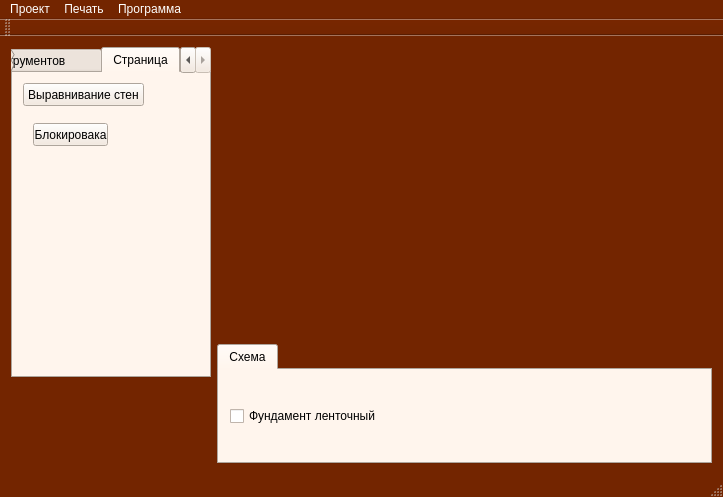
Above: untitled/mainwindow.ui from Constantine1991/wall before the change. Below: the same form after it.
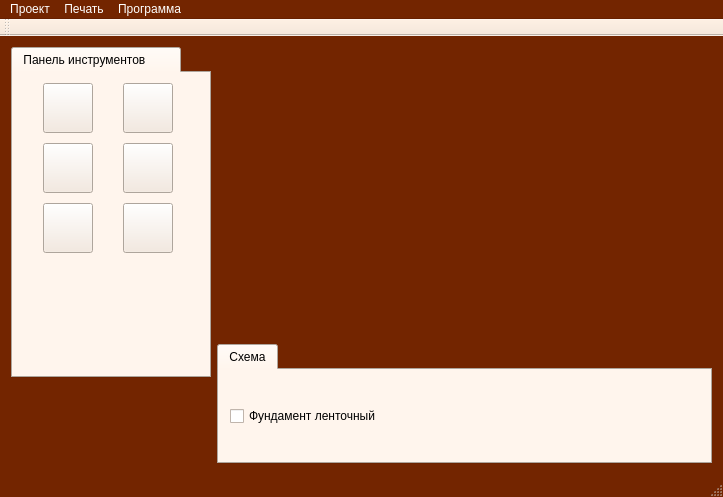
That is the form after the change. Icons and pictures are not drawn. Custom widgets are drawn as their Qt base class.

Commit message: Созданно автоматическое выравнивание неизвестных элементов, восстанновленна отрисовка и сохранение декораций

Diff of the .ui file:
```diff
--- a/untitled/mainwindow.ui
+++ b/untitled/mainwindow.ui
@@ -872,7 +872,7 @@
          </palette>
         </property>
         <property name="currentIndex">
-         <number>1</number>
+         <number>0</number>
         </property>
         <property name="tabsClosable">
          <bool>false</bool>
@@ -984,46 +984,6 @@
           </property>
          </widget>
         </widget>
-        <widget class="QWidget" name="tab_3">
-         <attribute name="title">
-          <string>Страница</string>
-         </attribute>
-         <widget class="QPushButton" name="pushButton_6">
-          <property name="geometry">
-           <rect>
-            <x>10</x>
-            <y>10</y>
-            <width>121</width>
-            <height>23</height>
-           </rect>
-          </property>
-          <property name="text">
-           <string>Выравнивание стен</string>
-          </property>
-         </widget>
-         <widget class="QPushButton" name="pushButton_7">
-          <property name="geometry">
-           <rect>
-            <x>20</x>
-            <y>50</y>
-            <width>75</width>
-            <height>23</height>
-           </rect>
-          </property>
-          <property name="text">
-           <string>Блокировака</string>
-          </property>
-          <property name="checkable">
-           <bool>true</bool>
-          </property>
-          <property name="checked">
-           <bool>false</bool>
-          </property>
-          <property name="autoExclusive">
-           <bool>false</bool>
-          </property>
-         </widget>
-        </widget>
        </widget>
       </item>
       <item>
@@ -1980,6 +1940,421 @@
    <addaction name="menu_3"/>
   </widget>
   <widget class="QToolBar" name="mainToolBar">
+   <property name="palette">
+    <palette>
+     <active>
+      <colorrole role="WindowText">
+       <brush brushstyle="SolidPattern">
+        <color alpha="255">
+         <red>0</red>
+         <green>0</green>
+         <blue>0</blue>
+        </color>
+       </brush>
+      </colorrole>
+      <colorrole role="Button">
+       <brush brushstyle="SolidPattern">
+        <color alpha="255">
+         <red>244</red>
+         <green>231</green>
+         <blue>219</blue>
+        </color>
+       </brush>
+      </colorrole>
+      <colorrole role="Light">
+       <brush brushstyle="SolidPattern">
+        <color alpha="255">
+         <red>255</red>
+         <green>255</green>
+         <blue>255</blue>
+        </color>
+       </brush>
+      </colorrole>
+      <colorrole role="Midlight">
+       <brush brushstyle="SolidPattern">
+        <color alpha="255">
+         <red>249</red>
+         <green>243</green>
+         <blue>237</blue>
+        </color>
+       </brush>
+      </colorrole>
+      <colorrole role="Dark">
+       <brush brushstyle="SolidPattern">
+        <color alpha="255">
+         <red>122</red>
+         <green>115</green>
+         <blue>109</blue>
+        </color>
+       </brush>
+      </colorrole>
+      <colorrole role="Mid">
+       <brush brushstyle="SolidPattern">
+        <color alpha="255">
+         <red>163</red>
+         <green>154</green>
+         <blue>146</blue>
+        </color>
+       </brush>
+      </colorrole>
+      <colorrole role="Text">
+       <brush brushstyle="SolidPattern">
+        <color alpha="255">
+         <red>0</red>
+         <green>0</green>
+         <blue>0</blue>
+        </color>
+       </brush>
+      </colorrole>
+      <colorrole role="BrightText">
+       <brush brushstyle="SolidPattern">
+        <color alpha="255">
+         <red>255</red>
+         <green>255</green>
+         <blue>255</blue>
+        </color>
+       </brush>
+      </colorrole>
+      <colorrole role="ButtonText">
+       <brush brushstyle="SolidPattern">
+        <color alpha="255">
+         <red>0</red>
+         <green>0</green>
+         <blue>0</blue>
+        </color>
+       </brush>
+      </colorrole>
+      <colorrole role="Base">
+       <brush brushstyle="SolidPattern">
+        <color alpha="255">
+         <red>255</red>
+         <green>255</green>
+         <blue>255</blue>
+        </color>
+       </brush>
+      </colorrole>
+      <colorrole role="Window">
+       <brush brushstyle="SolidPattern">
+        <color alpha="255">
+         <red>244</red>
+         <green>231</green>
+         <blue>219</blue>
+        </color>
+       </brush>
+      </colorrole>
+      <colorrole role="Shadow">
+       <brush brushstyle="SolidPattern">
+        <color alpha="255">
+         <red>0</red>
+         <green>0</green>
+         <blue>0</blue>
+        </color>
+       </brush>
+      </colorrole>
+      <colorrole role="AlternateBase">
+       <brush brushstyle="SolidPattern">
+        <color alpha="255">
+         <red>249</red>
+         <green>243</green>
+         <blue>237</blue>
+        </color>
+       </brush>
+      </colorrole>
+      <colorrole role="ToolTipBase">
+       <brush brushstyle="SolidPattern">
+        <color alpha="255">
+         <red>255</red>
+         <green>255</green>
+         <blue>220</blue>
+        </color>
+       </brush>
+      </colorrole>
+      <colorrole role="ToolTipText">
+       <brush brushstyle="SolidPattern">
+        <color alpha="255">
+         <red>0</red>
+         <green>0</green>
+         <blue>0</blue>
+        </color>
+       </brush>
+      </colorrole>
+     </active>
+     <inactive>
+      <colorrole role="WindowText">
+       <brush brushstyle="SolidPattern">
+        <color alpha="255">
+         <red>0</red>
+         <green>0</green>
+         <blue>0</blue>
+        </color>
+       </brush>
+      </colorrole>
+      <colorrole role="Button">
+       <brush brushstyle="SolidPattern">
+        <color alpha="255">
+         <red>244</red>
+         <green>231</green>
+         <blue>219</blue>
+        </color>
+       </brush>
+      </colorrole>
+      <colorrole role="Light">
+       <brush brushstyle="SolidPattern">
+        <color alpha="255">
+         <red>255</red>
+         <green>255</green>
+         <blue>255</blue>
+        </color>
+       </brush>
+      </colorrole>
+      <colorrole role="Midlight">
+       <brush brushstyle="SolidPattern">
+        <color alpha="255">
+         <red>249</red>
+         <green>243</green>
+         <blue>237</blue>
+        </color>
+       </brush>
+      </colorrole>
+      <colorrole role="Dark">
+       <brush brushstyle="SolidPattern">
+        <color alpha="255">
+         <red>122</red>
+         <green>115</green>
+         <blue>109</blue>
+        </color>
+       </brush>
+      </colorrole>
+      <colorrole role="Mid">
+       <brush brushstyle="SolidPattern">
+        <color alpha="255">
+         <red>163</red>
+         <green>154</green>
+         <blue>146</blue>
+        </color>
+       </brush>
+      </colorrole>
+      <colorrole role="Text">
+       <brush brushstyle="SolidPattern">
+        <color alpha="255">
+         <red>0</red>
+         <green>0</green>
+         <blue>0</blue>
+        </color>
+       </brush>
+      </colorrole>
+      <colorrole role="BrightText">
+       <brush brushstyle="SolidPattern">
+        <color alpha="255">
+         <red>255</red>
+         <green>255</green>
+         <blue>255</blue>
+        </color>
+       </brush>
+      </colorrole>
+      <colorrole role="ButtonText">
+       <brush brushstyle="SolidPattern">
+        <color alpha="255">
+         <red>0</red>
+         <green>0</green>
+         <blue>0</blue>
+        </color>
+       </brush>
+      </colorrole>
+      <colorrole role="Base">
+       <brush brushstyle="SolidPattern">
+        <color alpha="255">
+         <red>255</red>
+         <green>255</green>
+         <blue>255</blue>
+        </color>
+       </brush>
+      </colorrole>
+      <colorrole role="Window">
+       <brush brushstyle="SolidPattern">
+        <color alpha="255">
+         <red>244</red>
+         <green>231</green>
+         <blue>219</blue>
+        </color>
+       </brush>
+      </colorrole>
+      <colorrole role="Shadow">
+       <brush brushstyle="SolidPattern">
+        <color alpha="255">
+         <red>0</red>
+         <green>0</green>
+         <blue>0</blue>
+        </color>
+       </brush>
+      </colorrole>
+      <colorrole role="AlternateBase">
+       <brush brushstyle="SolidPattern">
+        <color alpha="255">
+         <red>249</red>
+         <green>243</green>
+         <blue>237</blue>
+        </color>
+       </brush>
+      </colorrole>
+      <colorrole role="ToolTipBase">
+       <brush brushstyle="SolidPattern">
+        <color alpha="255">
+         <red>255</red>
+         <green>255</green>
+         <blue>220</blue>
+        </color>
+       </brush>
+      </colorrole>
+      <colorrole role="ToolTipText">
+       <brush brushstyle="SolidPattern">
+        <color alpha="255">
+         <red>0</red>
+         <green>0</green>
+         <blue>0</blue>
+        </color>
+       </brush>
+      </colorrole>
+     </inactive>
+     <disabled>
+      <colorrole role="WindowText">
+       <brush brushstyle="SolidPattern">
+        <color alpha="255">
+         <red>122</red>
+         <green>115</green>
+         <blue>109</blue>
+        </color>
+       </brush>
+      </colorrole>
+      <colorrole role="Button">
+       <brush brushstyle="SolidPattern">
+        <color alpha="255">
+         <red>244</red>
+         <green>231</green>
+         <blue>219</blue>
+        </color>
+       </brush>
+      </colorrole>
+      <colorrole role="Light">
+       <brush brushstyle="SolidPattern">
+        <color alpha="255">
+         <red>255</red>
+         <green>255</green>
+         <blue>255</blue>
+        </color>
+       </brush>
+      </colorrole>
+      <colorrole role="Midlight">
+       <brush brushstyle="SolidPattern">
+        <color alpha="255">
+         <red>249</red>
+         <green>243</green>
+         <blue>237</blue>
+        </color>
+       </brush>
+      </colorrole>
+      <colorrole role="Dark">
+       <brush brushstyle="SolidPattern">
+        <color alpha="255">
+         <red>122</red>
+         <green>115</green>
+         <blue>109</blue>
+        </color>
+       </brush>
+      </colorrole>
+      <colorrole role="Mid">
+       <brush brushstyle="SolidPattern">
+        <color alpha="255">
+         <red>163</red>
+         <green>154</green>
+         <blue>146</blue>
+        </color>
+       </brush>
+      </colorrole>
+      <colorrole role="Text">
+       <brush brushstyle="SolidPattern">
+        <color alpha="255">
+         <red>122</red>
+         <green>115</green>
+         <blue>109</blue>
+        </color>
+       </brush>
+      </colorrole>
+      <colorrole role="BrightText">
+       <brush brushstyle="SolidPattern">
+        <color alpha="255">
+         <red>255</red>
+         <green>255</green>
+         <blue>255</blue>
+        </color>
+       </brush>
+      </colorrole>
+      <colorrole role="ButtonText">
+       <brush brushstyle="SolidPattern">
+        <color alpha="255">
+         <red>122</red>
+         <green>115</green>
+         <blue>109</blue>
+        </color>
+       </brush>
+      </colorrole>
+      <colorrole role="Base">
+       <brush brushstyle="SolidPattern">
+        <color alpha="255">
+         <red>244</red>
+         <green>231</green>
+         <blue>219</blue>
+        </color>
+       </brush>
+      </colorrole>
+      <colorrole role="Window">
+       <brush brushstyle="SolidPattern">
+        <color alpha="255">
+         <red>244</red>
+         <green>231</green>
+         <blue>219</blue>
+        </color>
+       </brush>
+      </colorrole>
+      <colorrole role="Shadow">
+       <brush brushstyle="SolidPattern">
+        <color alpha="255">
+         <red>0</red>
+         <green>0</green>
+         <blue>0</blue>
+        </color>
+       </brush>
+      </colorrole>
+      <colorrole role="AlternateBase">
+       <brush brushstyle="SolidPattern">
+        <color alpha="255">
+         <red>244</red>
+         <green>231</green>
+         <blue>219</blue>
+        </color>
+       </brush>
+      </colorrole>
+      <colorrole role="ToolTipBase">
+       <brush brushstyle="SolidPattern">
+        <color alpha="255">
+         <red>255</red>
+         <green>255</green>
+         <blue>220</blue>
+        </color>
+       </brush>
+      </colorrole>
+      <colorrole role="ToolTipText">
+       <brush brushstyle="SolidPattern">
+        <color alpha="255">
+         <red>0</red>
+         <green>0</green>
+         <blue>0</blue>
+        </color>
+       </brush>
+      </colorrole>
+     </disabled>
+    </palette>
+   </property>
    <attribute name="toolBarArea">
     <enum>TopToolBarArea</enum>
    </attribute>
```
The commit also changes 18 other files.
